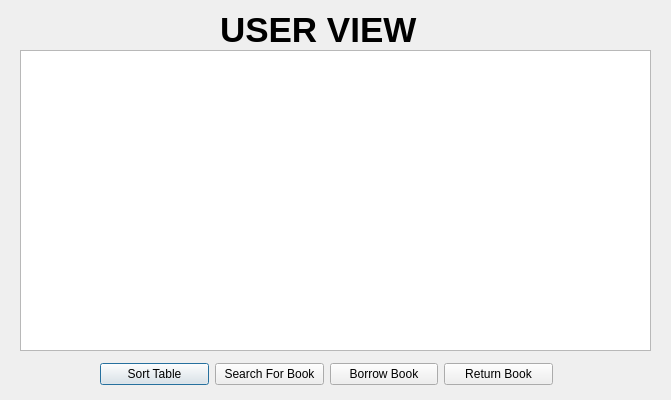
The window that usermain.ui (NuiRukki/LibManSys) describes before a commit, drawn with Qt 5.
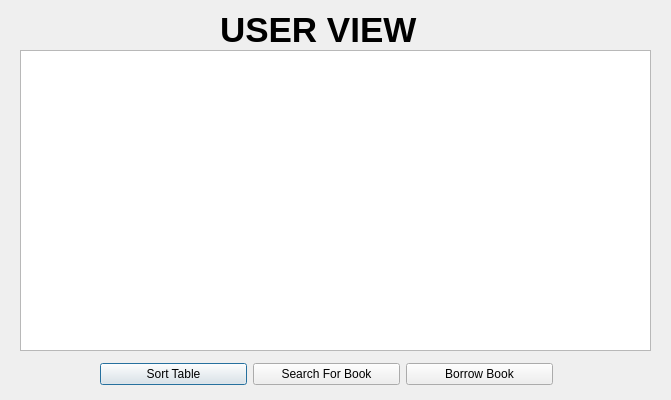
The same window after the commit.

What changed in the file:
```diff
--- a/usermain.ui
+++ b/usermain.ui
@@ -54,13 +54,6 @@
       </property>
      </widget>
     </item>
-    <item>
-     <widget class="QPushButton" name="returnBook">
-      <property name="text">
-       <string>Return Book</string>
-      </property>
-     </widget>
-    </item>
    </layout>
   </widget>
   <widget class="QLabel" name="label">
```
